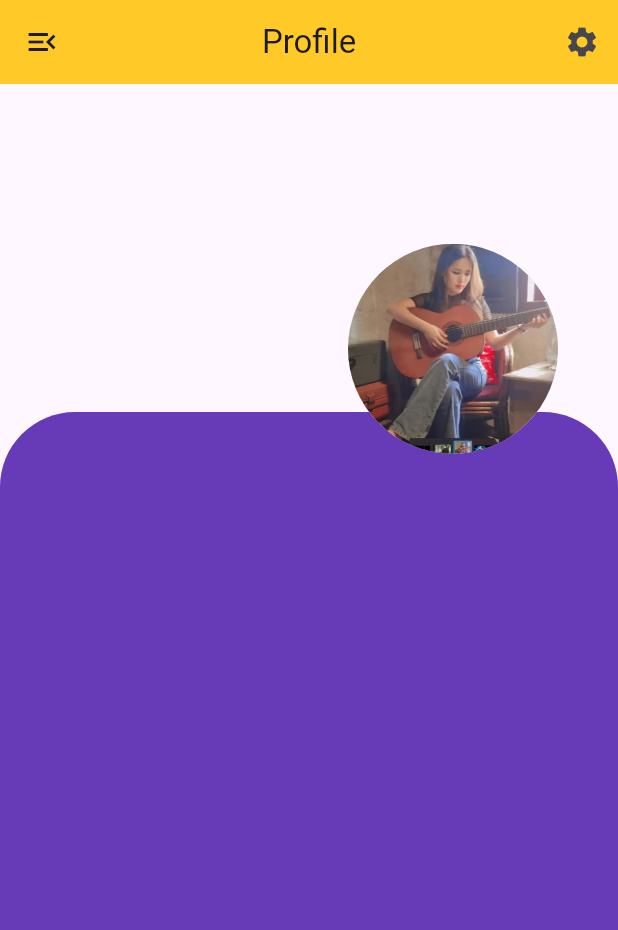
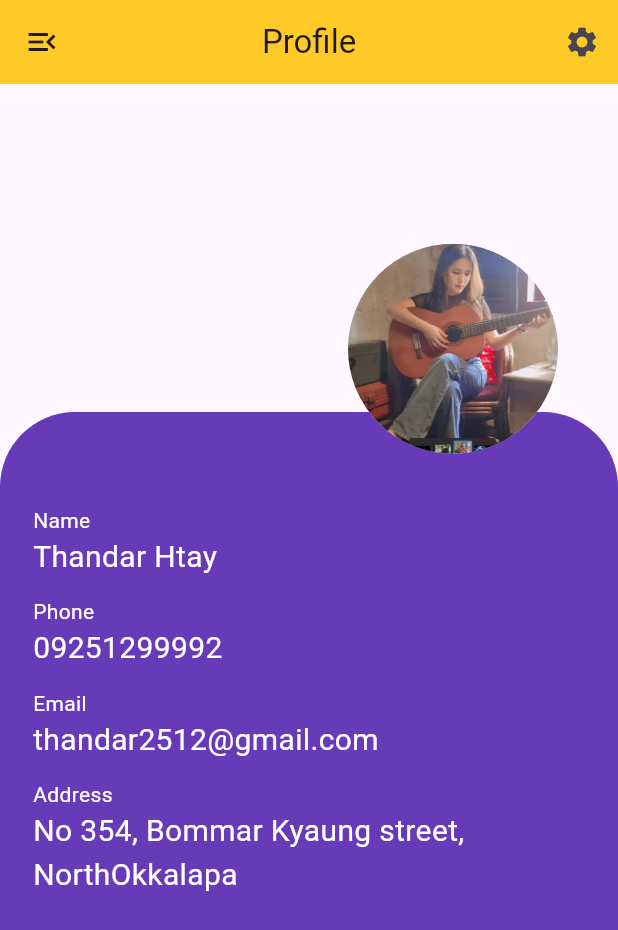
Before and after one commit to ppyae/Learning-Flutter, a Flutter app: the screen it shows after launch, on a phone screen of 412 x 824 dp. Shown: the top 930 px of the screen. Run offline on Flutter 3.47's test engine with Material 3 defaults, Android fonts, the light colour scheme and no system bars.

Commit message:
adding profile body

```diff
--- a/gs01_flutter/profile/lib/views/profile_view.dart
+++ b/gs01_flutter/profile/lib/views/profile_view.dart
@@ -1,4 +1,5 @@
 import 'package:flutter/material.dart';
+import 'package:profile/model/profile_model.dart';
 
 class ProfileView extends StatelessWidget {
   const ProfileView({super.key});
@@ -20,6 +21,14 @@ class ProfileView extends StatelessWidget {
         ProfileImage(
           image: 'image/thel.jpg',
         ),
+        ProfileBody(
+          profileModel: ProfileModel(
+              profileImage: "image/",
+              name: "Thandar Htay",
+              phone: "09251299992",
+              email: "thandar2512@gmail.com",
+              address: "No 354, Bommar Kyaung street, NorthOkkalapa"),
+        )
       ]),
     );
   }
@@ -70,3 +79,53 @@ class ProfileImage extends StatelessWidget {
     );
   }
 }
+
+class ProfileBody extends StatelessWidget {
+  const ProfileBody({super.key, required this.profileModel});
+
+  final ProfileModel profileModel;
+
+  @override
+  Widget build(BuildContext context) {
+    return Padding(
+      padding: EdgeInsets.only(
+          top: MediaQuery.of(context).size.height / 6 * 2, left: 16, right: 16),
+      child: Column(
+        crossAxisAlignment: CrossAxisAlignment.start,
+        children: [
+          ProfileBodyInfo(label: "Name", value: profileModel.name),
+          ProfileBodyInfo(label: "Phone", value: profileModel.phone),
+          ProfileBodyInfo(label: "Email", value: profileModel.email),
+          ProfileBodyInfo(label: "Address", value: profileModel.address),
+        ],
+      ),
+    );
+  }
+}
+
+class ProfileBodyInfo extends StatelessWidget {
+  const ProfileBodyInfo({super.key, required this.label, required this.value});
+
+  final String label;
+  final String value;
+
+  @override
+  Widget build(BuildContext context) {
+    return Container(
+      padding: const EdgeInsets.all(6),
+      child: Column(
+        crossAxisAlignment: CrossAxisAlignment.start,
+        children: [
+          Text(
+            label,
+            style: const TextStyle(color: Colors.white, fontSize: 14),
+          ),
+          Text(
+            value,
+            style: const TextStyle(color: Colors.white, fontSize: 20),
+          ),
+        ],
+      ),
+    );
+  }
+}
```
